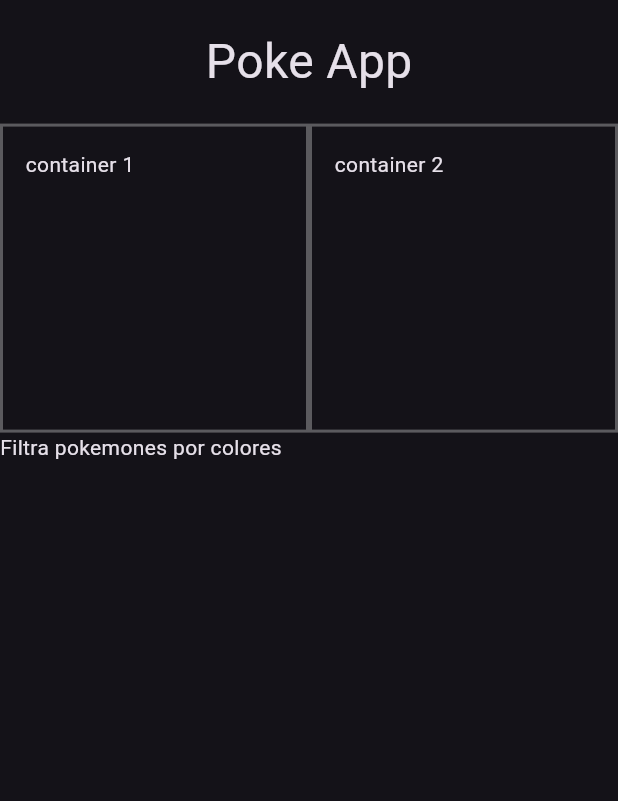
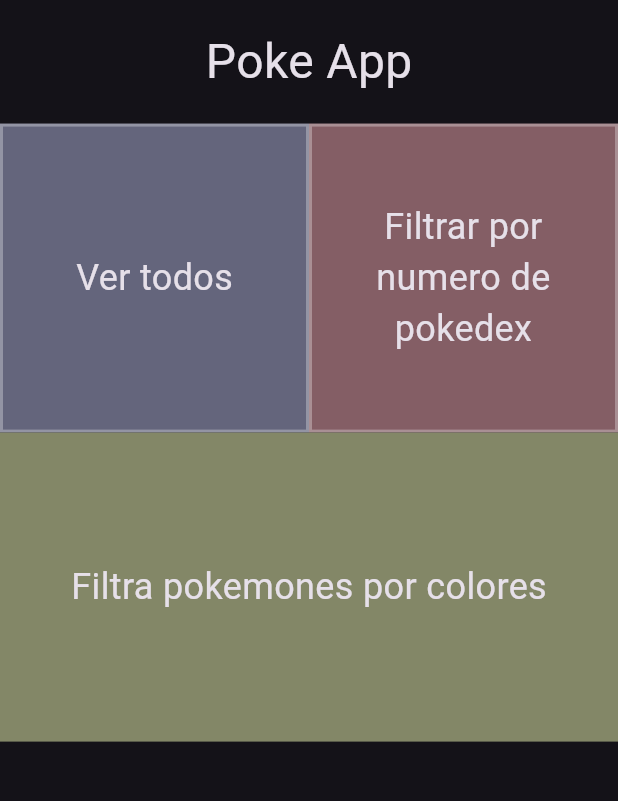
Before and after one commit to FranCuschie/PrototipoFlutter, a Flutter app: the screen it shows after launch, on a phone screen of 412 x 824 dp, the part 84-885 px from its top. Run offline on Flutter 3.47's test engine with Material 3 defaults, Android fonts, the phone set to English and light mode, and no system bars.

Commit message:
arreglo pagina home, falta interaccion con botones

```diff
--- a/lib/screens/home_screen.dart
+++ b/lib/screens/home_screen.dart
@@ -23,7 +23,6 @@ class HomeScreen extends StatelessWidget {
                       child: const Center(
                           child: Text(
                         'Poke App',
-                        textAlign: TextAlign.center,
                         style: TextStyle(fontSize: 32),
                       )))
                 ],
@@ -35,25 +34,47 @@ class HomeScreen extends StatelessWidget {
                     height: MediaQuery.of(context).size.width * 0.5,
                     padding: EdgeInsets.all(15),
                     decoration: BoxDecoration(
+                        color: Color.fromARGB(255, 100, 101, 124),
                         border: Border.all(
                           color: Colors.white30,
                           width: 2.0,
                         )),
-                    child: Text('container 1')),
+                    child: const Column(
+                      mainAxisAlignment: MainAxisAlignment.center,
+                      children: [
+                        Text('Ver todos', style: TextStyle(fontSize: 24)),
+                      ],
+                    )),
                 Container(
                     width: MediaQuery.of(context).size.width * 0.5,
                     height: MediaQuery.of(context).size.width * 0.5,
                     padding: EdgeInsets.all(15),
                     decoration: BoxDecoration(
+                        color: Color.fromARGB(255, 132, 94, 101),
                         border: Border.all(
                           color: Colors.white30,
                           width: 2.0,
                         )),
-                    child: Text('container 2'))
+                    child: const Column(
+                      mainAxisAlignment: MainAxisAlignment.center,
+                      children: [
+                        Text(
+                          'Filtrar por numero de pokedex',
+                          style: TextStyle(fontSize: 24),
+                          textAlign: TextAlign.center,
+                        ),
+                      ],
+                    ))
               ]),
-              Row(
-                children: [Text('Filtra pokemones por colores')],
-              )
+              Row(children: [
+                Container(
+                    width: MediaQuery.of(context).size.width,
+                    height: MediaQuery.of(context).size.width * 0.5,
+                    color: Color.fromARGB(255, 131, 135, 103),
+                    child: Center(
+                      child: Text('Filtra pokemones por colores',
+                          style: TextStyle(fontSize: 24)),
+                    )),
               ])
 
               // floatingActionButton: FloatingActionButton(
@@ -66,6 +87,6 @@ class HomeScreen extends StatelessWidget {
               //   ),
               // ),
               // floatingActionButtonLocation: FloatingActionButtonLocation.endFloat,
-        );
+            ]));
   }
 }
```
Lines whose indentation alone changed are shown as unchanged.
